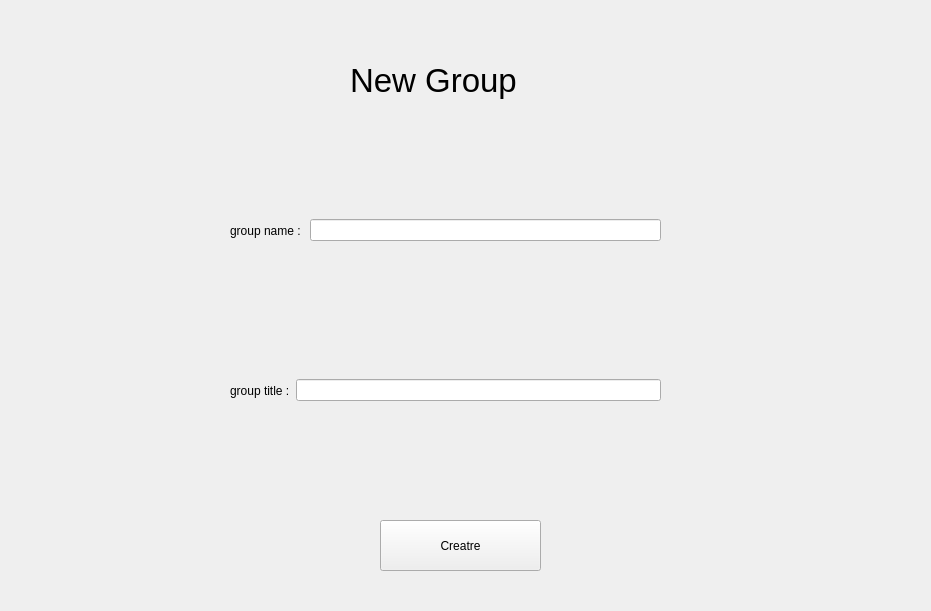
Before: the Qt Designer form FinalProject_Messenger/dialog_create_group.ui in Behdad-AVI-203/Messenger_CodeX_11, drawn with Qt 5.
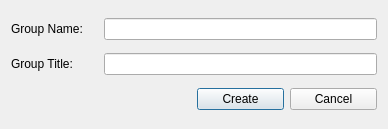
After: the same form once the commit is applied.

What changed in the file:
```diff
--- a/FinalProject_Messenger/dialog_create_group.ui
+++ b/FinalProject_Messenger/dialog_create_group.ui
@@ -1,97 +1,67 @@
 <?xml version="1.0" encoding="UTF-8"?>
 <ui version="4.0">
- <class>dialog_create_group</class>
- <widget class="QWidget" name="dialog_create_group">
+ <class>Dialog_Create_Group</class>
+ <widget class="QDialog" name="Dialog_Create_Group">
   <property name="geometry">
    <rect>
     <x>0</x>
     <y>0</y>
-    <width>931</width>
-    <height>611</height>
+    <width>388</width>
+    <height>129</height>
    </rect>
   </property>
   <property name="windowTitle">
    <string>Form</string>
   </property>
+  <layout class="QGridLayout" name="gridLayout">
+   <item row="0" column="0">
   <widget class="QLabel" name="label">
-   <property name="geometry">
-    <rect>
-     <x>350</x>
-     <y>30</y>
-     <width>311</width>
-     <height>101</height>
-    </rect>
-   </property>
-   <property name="font">
-    <font>
-     <pointsize>25</pointsize>
-    </font>
-   </property>
    <property name="text">
-    <string>New Group</string>
-   </property>
-  </widget>
-  <widget class="QPushButton" name="pushButton">
-   <property name="geometry">
-    <rect>
-     <x>380</x>
-     <y>520</y>
-     <width>161</width>
-     <height>51</height>
-    </rect>
-   </property>
+      <string>Group Name:</string>
+     </property>
+    </widget>
+   </item>
+   <item row="2" column="2">
+    <widget class="QPushButton" name="pushButton_create">
    <property name="text">
-    <string>Creatre</string>
-   </property>
-  </widget>
-  <widget class="QWidget" name="">
-   <property name="geometry">
-    <rect>
-     <x>230</x>
-     <y>150</y>
-     <width>431</width>
-     <height>161</height>
-    </rect>
-   </property>
-   <layout class="QHBoxLayout" name="horizontalLayout_2">
-    <item>
-     <layout class="QVBoxLayout" name="verticalLayout">
-      <item>
+      <string>Create</string>
+     </property>
+    </widget>
+   </item>
+   <item row="2" column="3">
+    <widget class="QPushButton" name="pushButton_cancel">
+     <property name="text">
+      <string>Cancel</string>
+     </property>
+    </widget>
+   </item>
+   <item row="1" column="0">
        <widget class="QLabel" name="label_2">
         <property name="text">
-         <string>group name : </string>
+      <string>Group Title:</string>
         </property>
        </widget>
       </item>
-     </layout>
-    </item>
-    <item>
-     <widget class="QLineEdit" name="NameLineEdit"/>
-    </item>
-   </layout>
-  </widget>
-  <widget class="QWidget" name="">
-   <property name="geometry">
-    <rect>
-     <x>230</x>
-     <y>310</y>
-     <width>431</width>
-     <height>161</height>
-    </rect>
-   </property>
-   <layout class="QHBoxLayout" name="horizontalLayout">
-    <item>
-     <widget class="QLabel" name="label_3">
-      <property name="text">
-       <string>group title :</string>
-      </property>
-     </widget>
-    </item>
-    <item>
-     <widget class="QLineEdit" name="TitleLineEdit"/>
-    </item>
-   </layout>
-  </widget>
+   <item row="2" column="0" colspan="2">
+    <spacer name="horizontalSpacer">
+     <property name="orientation">
+      <enum>Qt::Horizontal</enum>
+     </property>
+     <property name="sizeHint" stdset="0">
+      <size>
+       <width>40</width>
+       <height>20</height>
+      </size>
+     </property>
+    </spacer>
+   </item>
+   <item row="1" column="1" colspan="3">
+    <widget class="QLineEdit" name="lineEdit_grouptitle"/>
+   </item>
+   <item row="0" column="1" colspan="3">
+    <widget class="QLineEdit" name="lineEdit_groupname"/>
+   </item>
+  </layout>
  </widget>
  <resources/>
  <connections/>
```
Left out of the diff: 2 changed lines with no effect on the pictures. Lines whose indentation alone changed are shown as unchanged.
